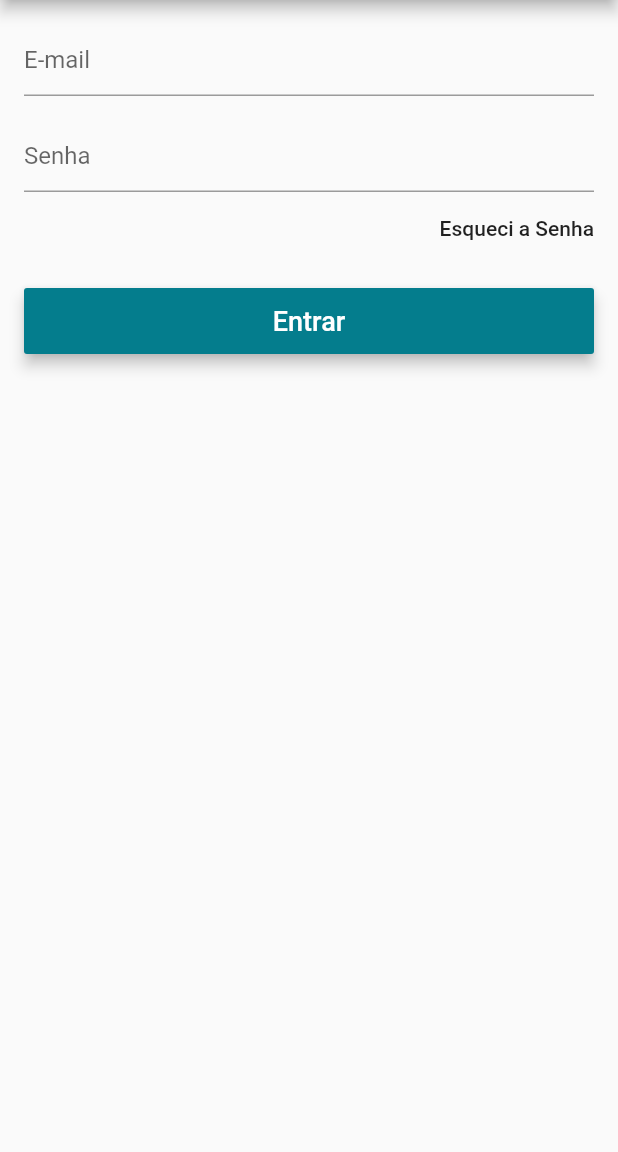
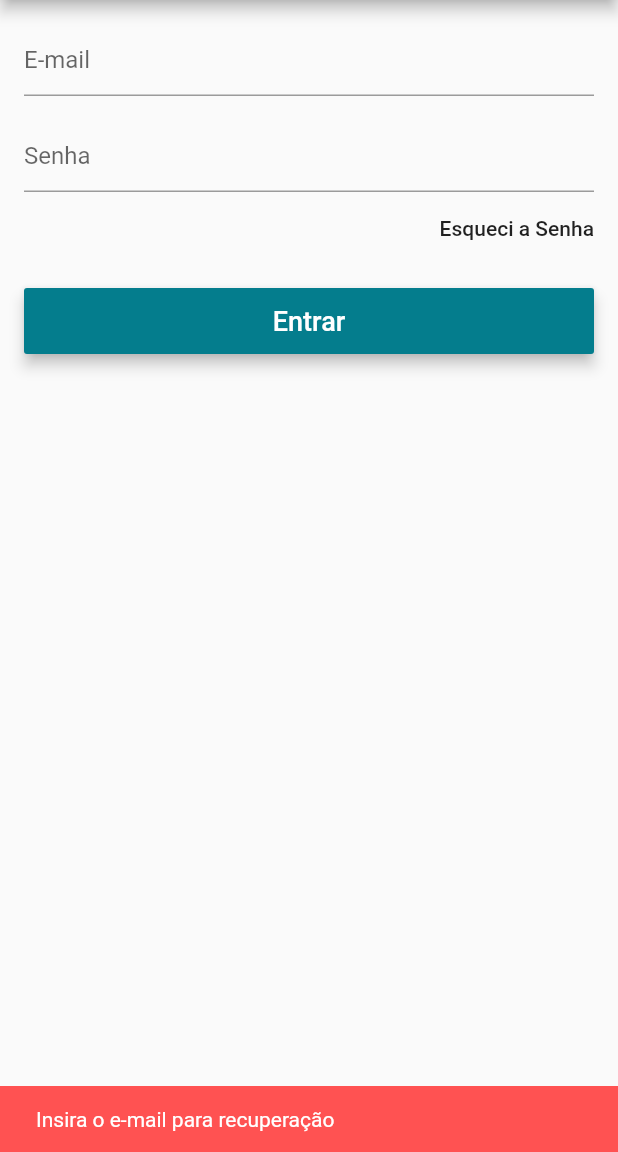
Before and after one commit to LeoAlvarenga/LojaVirtualFlutter, a Flutter app: the LoginScreen screen opened directly, after a tap on "Esqueci a Senha", on a phone screen of 412 x 824 dp, the part 84-1236 px from its top. Run offline on Flutter 3.47's test engine with Material 2 defaults, Android fonts, the phone set to English and light mode, and no system bars; our stand-ins replace carousel_pro, cloud_firestore, firebase_auth, transparent_image; accounts and stored records are empty.

Commit message:
Criando funções de logar e cadastrar

```diff
--- a/lib/screens/login_screen.dart
+++ b/lib/screens/login_screen.dart
@@ -3,12 +3,24 @@ import 'package:loja_virtual/models/user_model.dart';
 import 'package:loja_virtual/screens/signup_screen.dart';
 import 'package:scoped_model/scoped_model.dart';
 
-class LoginScreen extends StatelessWidget {
+
+class LoginScreen extends StatefulWidget {
+  @override
+  _LoginScreenState createState() => _LoginScreenState();
+}
+
+class _LoginScreenState extends State<LoginScreen> {
+  @override
   final _fomrKey = GlobalKey<FormState>();
+  final _scaffoldKey = GlobalKey<ScaffoldState>();
+  final _emailController = TextEditingController();
+  final _senhaController = TextEditingController();
+
 
   @override
   Widget build(BuildContext context) {
     return Scaffold(
+      key: _scaffoldKey,
       appBar: AppBar(
         title: Text("Entrar"),
         centerTitle: true,
@@ -37,6 +49,7 @@ class LoginScreen extends StatelessWidget {
               padding: EdgeInsets.all(16),
               children: <Widget>[
                 TextFormField(
+                  controller: _emailController,
                   decoration: InputDecoration(hintText: "E-mail"),
                   keyboardType: TextInputType.emailAddress,
                   validator: (text) {
@@ -48,6 +61,7 @@ class LoginScreen extends StatelessWidget {
                   height: 16,
                 ),
                 TextFormField(
+                  controller: _senhaController,
                   decoration: InputDecoration(hintText: "Senha"),
                   obscureText: true,
                   validator: (text) {
@@ -58,7 +72,21 @@ class LoginScreen extends StatelessWidget {
                 Align(
                   alignment: Alignment.centerRight,
                   child: FlatButton(
-                    onPressed: () {},
+                    onPressed: () {
+                      if(_emailController.text.isEmpty){
+                        _scaffoldKey.currentState.showSnackBar(
+                          SnackBar(content: Text("Insira o e-mail para recuperação"),
+                          backgroundColor: Colors.redAccent,
+                          duration: Duration(seconds: 3),)
+                        );
+                      } else {
+                        model.recoverPass(_emailController.text);
+                         _scaffoldKey.currentState.showSnackBar(
+                          SnackBar(content: Text("Confira seu e-mail"),
+                          backgroundColor: Theme.of(context).primaryColor,
+                          duration: Duration(seconds: 3),));
+                      }
+                    },
                     child: Text(
                       "Esqueci a Senha",
                       textAlign: TextAlign.right,
@@ -81,7 +109,12 @@ class LoginScreen extends StatelessWidget {
                     color: Theme.of(context).primaryColor,
                     onPressed: () {
                       if (_fomrKey.currentState.validate()) {}
-                      model.signIn();
+                      model.signIn(
+                        email: _emailController.text,
+                        pass: _senhaController.text,
+                        onSuccess: _onSuccess,
+                        onFail:  _onFail,
+                      );
                     },
                   ),
                 )
@@ -92,4 +125,16 @@ class LoginScreen extends StatelessWidget {
       ),
     );
   }
+
+  void _onSuccess() {
+   Navigator.of(context).pop();
+  }
+
+  void _onFail() {
+   _scaffoldKey.currentState.showSnackBar(SnackBar(
+      content: Text("Falha ao criar o Usuário!"),
+      backgroundColor: Colors.redAccent,
+      duration: Duration(seconds: 3),
+    ));
+  }
 }
```
Also changed, not shown: lib/models/user_model.dart (+65 -16 lines), lib/screens/signup_screen.dart (+26 -14 lines), lib/widgets/custom_drawer.dart (+20 -9 lines).
